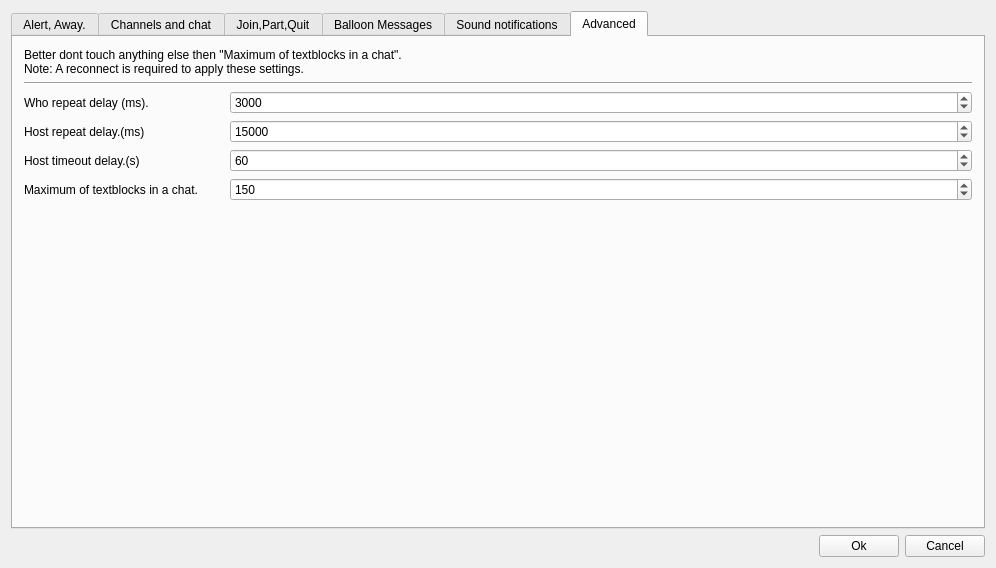
Qt form trunk/src/wormnet/settingswindow.ui (svn2github/twsoldunsupported) before a commit.
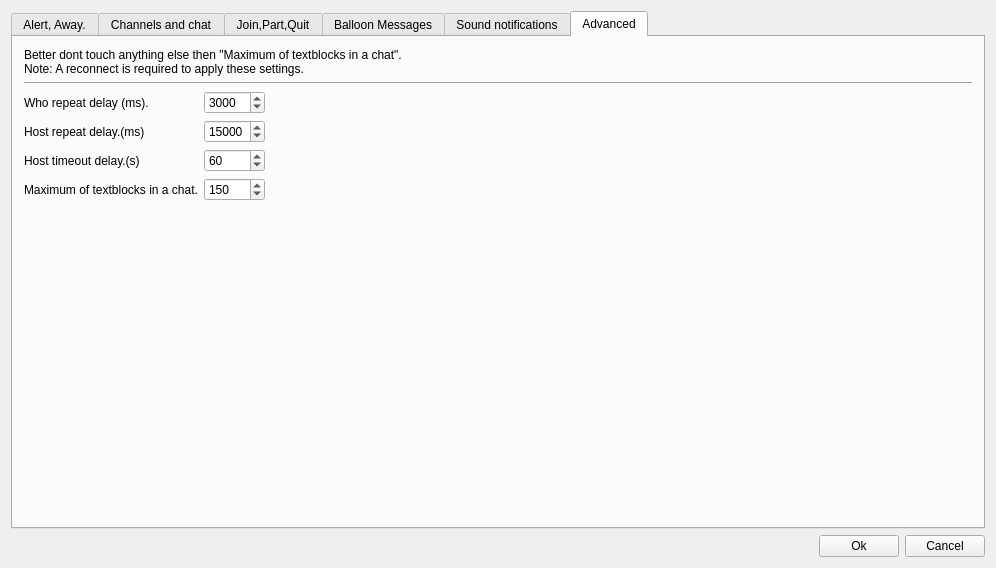
The same form after that commit. The open tabs and pages were chosen to show the change.

The edit to the form file:
```diff
--- a/trunk/src/wormnet/settingswindow.ui
+++ b/trunk/src/wormnet/settingswindow.ui
@@ -1078,7 +1078,7 @@
             <widget class="QLabel" name="label_2">
              <property name="maximumSize">
               <size>
-               <width>200</width>
+               <width>300</width>
                <height>16777215</height>
               </size>
              </property>
@@ -1089,6 +1089,12 @@
            </item>
            <item row="2" column="1">
             <widget class="QSpinBox" name="sbwhorepead">
+             <property name="maximumSize">
+              <size>
+               <width>200</width>
+               <height>16777215</height>
+              </size>
+             </property>
              <property name="minimum">
               <number>1000</number>
              </property>
@@ -1157,6 +1163,19 @@
              </property>
             </widget>
            </item>
+           <item row="2" column="2">
+            <spacer name="horizontalSpacer_2">
+             <property name="orientation">
+              <enum>Qt::Horizontal</enum>
+             </property>
+             <property name="sizeHint" stdset="0">
+              <size>
+               <width>40</width>
+               <height>20</height>
+              </size>
+             </property>
+            </spacer>
+           </item>
           </layout>
          </item>
          <item>
```
Left out of the diff: 76 changed lines with no effect on the pictures.
